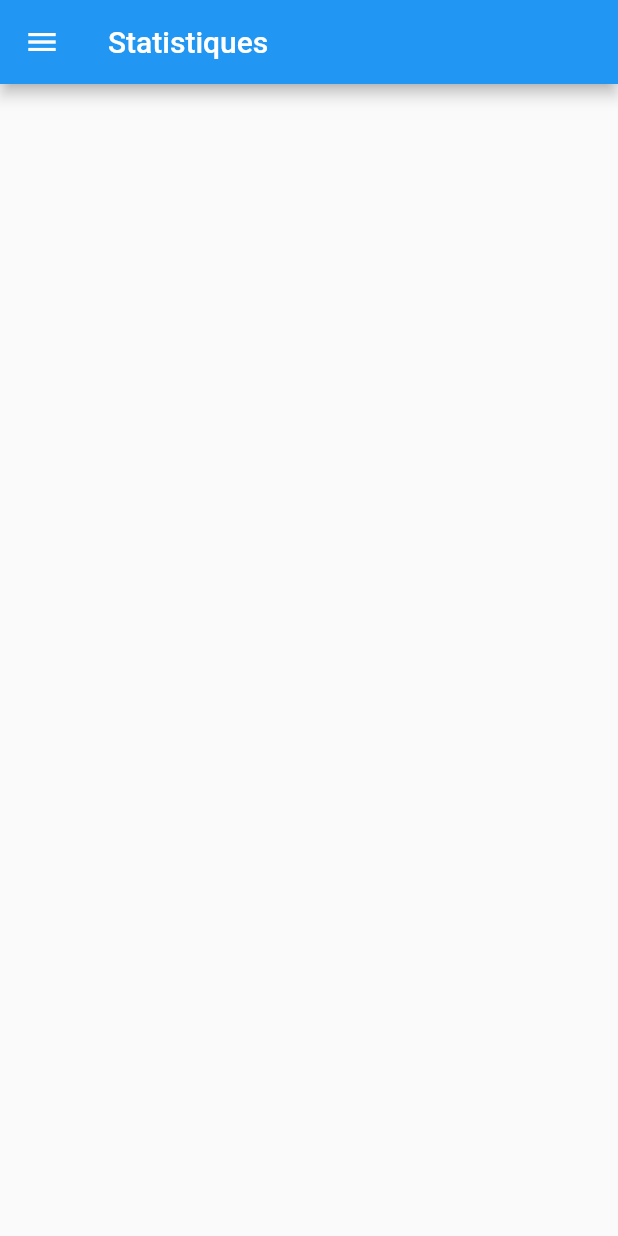
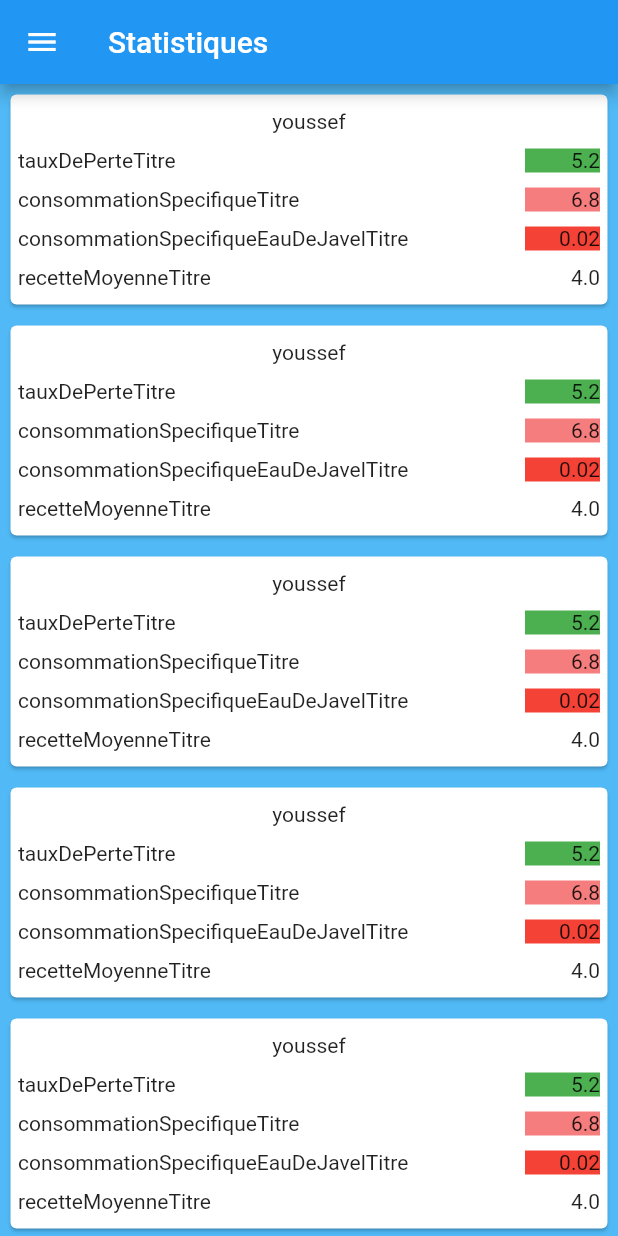
Before and after one commit to youssefbenhissi/GDA, a Flutter app: the StatisticsPage screen opened by its route, on a phone screen of 412 x 824 dp. Run offline on Flutter 3.47's test engine with Material 2 defaults, Android fonts, the phone set to English and light mode, and no system bars; our stand-ins replace equatable, flutter_bloc, get_it; generated files the repository leaves out were written again.

Commit message:
add statistics card

```diff
--- /dev/null
+++ b/lib/statistics_bloc/statistic_card_widget.dart
@@ -0,0 +1,114 @@
+import 'package:flutter/material.dart';
+
+class StatisticsCard extends StatelessWidget {
+  final String date;
+  final String tauxDePerteTitre;
+  final double tauxDePerteValeur;
+  final String consommationSpecifiqueTitre;
+  final double consommationSpecifiqueValeur;
+  final String consommationSpecifiqueEauDeJavelTitre;
+  final double consommationSpecifiqueEauDeJavelValeur;
+  final String recetteMoyenneTitre;
+  final double recetteMoyenneValeur;
+  const StatisticsCard({
+    super.key,
+    required this.date,
+    required this.tauxDePerteTitre,
+    required this.tauxDePerteValeur,
+    required this.consommationSpecifiqueTitre,
+    required this.consommationSpecifiqueValeur,
+    required this.consommationSpecifiqueEauDeJavelTitre,
+    required this.consommationSpecifiqueEauDeJavelValeur,
+    required this.recetteMoyenneTitre,
+    required this.recetteMoyenneValeur,
+  });
+
+  @override
+  Widget build(BuildContext context) {
+    return Padding(
+      padding: const EdgeInsets.all(3.0),
+      child: Card(
+        child: Padding(
+          padding: const EdgeInsets.only(left: 5, right: 5),
+          child: Column(
+            mainAxisSize: MainAxisSize.min,
+            children: <Widget>[
+              Padding(
+                padding: const EdgeInsets.only(top: 10.0),
+                child: Center(
+                  child: Text(date),
+                ),
+              ),
+              const SizedBox(height: 10),
+              Row(
+                mainAxisAlignment: MainAxisAlignment.spaceBetween,
+                children: [
+                  Text(tauxDePerteTitre),
+                  Container(
+                    alignment: Alignment.centerRight,
+                    width: 50,
+                    color: tauxDePerteValeur > 25
+                        ? Colors.red
+                        : consommationSpecifiqueValeur > 15
+                            ? Colors.orange
+                            : Colors.green,
+                    child: Text(
+                      tauxDePerteValeur.toString(),
+                    ),
+                  )
+                ],
+              ),
+              const SizedBox(height: 10),
+              Row(
+                mainAxisAlignment: MainAxisAlignment.spaceBetween,
+                children: [
+                  Text(consommationSpecifiqueTitre),
+                  Container(
+                    alignment: Alignment.centerRight,
+                    width: 50,
+                    color: consommationSpecifiqueValeur > 100
+                        ? Colors.red
+                        : consommationSpecifiqueValeur > 75
+                            ? Colors.green
+                            : consommationSpecifiqueValeur > 50
+                                ? Colors.orange
+                                : const Color.fromARGB(255, 245, 125, 125),
+                    child: Text(
+                      consommationSpecifiqueValeur.toString(),
+                    ),
+                  ),
+                ],
+              ),
+              const SizedBox(height: 10),
+              Row(
+                mainAxisAlignment: MainAxisAlignment.spaceBetween,
+                children: [
+                  Text(consommationSpecifiqueEauDeJavelTitre),
+                  Container(
+                    alignment: Alignment.centerRight,
+                    width: 50,
+                    color: consommationSpecifiqueEauDeJavelValeur >= 0.025
+                        ? Colors.green
+                        : Colors.red,
+                    child: Text(
+                      consommationSpecifiqueEauDeJavelValeur.toString(),
+                    ),
+                  ),
+                ],
+              ),
+              const SizedBox(height: 10),
+              Row(
+                mainAxisAlignment: MainAxisAlignment.spaceBetween,
+                children: [
+                  Text(recetteMoyenneTitre),
+                  Text(recetteMoyenneValeur.toString()),
+                ],
+              ),
+              const SizedBox(height: 10),
+            ],
+          ),
+        ),
+      ),
+    );
+  }
+}
--- a/lib/statistics_bloc/statistics_widget.dart
+++ b/lib/statistics_bloc/statistics_widget.dart
@@ -1,4 +1,6 @@
 import 'package:flutter/material.dart';
+import 'package:pfe_iheb/statistics_bloc/statistic_card_widget.dart';
+import 'package:pfe_iheb/utils/app_colors.dart';
 import 'package:pfe_iheb/utils/drawer.dart';
 import 'package:flutter_gen/gen_l10n/app_localizations.dart';
 
@@ -8,11 +10,30 @@ class StatisticsPage extends StatelessWidget {
   @override
   Widget build(BuildContext context) {
     return Scaffold(
+      resizeToAvoidBottomInset: false,
+      backgroundColor: AppColors.primaryblue,
+      drawer: const ApplicationDrawer(),
       appBar: AppBar(
           title: Text(
         AppLocalizations.of(context)!.statistiquesTitre,
       )),
-      drawer: const ApplicationDrawer(),
+      body: ListView.builder(
+        itemCount: 15,
+        itemBuilder: (context, index) {
+          return const StatisticsCard(
+            date: "youssef",
+            tauxDePerteTitre: "tauxDePerteTitre",
+            tauxDePerteValeur: 5.2,
+            consommationSpecifiqueTitre: "consommationSpecifiqueTitre",
+            consommationSpecifiqueValeur: 6.8,
+            consommationSpecifiqueEauDeJavelTitre:
+                "consommationSpecifiqueEauDeJavelTitre",
+            consommationSpecifiqueEauDeJavelValeur: 0.02,
+            recetteMoyenneTitre: "recetteMoyenneTitre",
+            recetteMoyenneValeur: 4,
+          );
+        },
+      ),
     );
   }
 }
```
